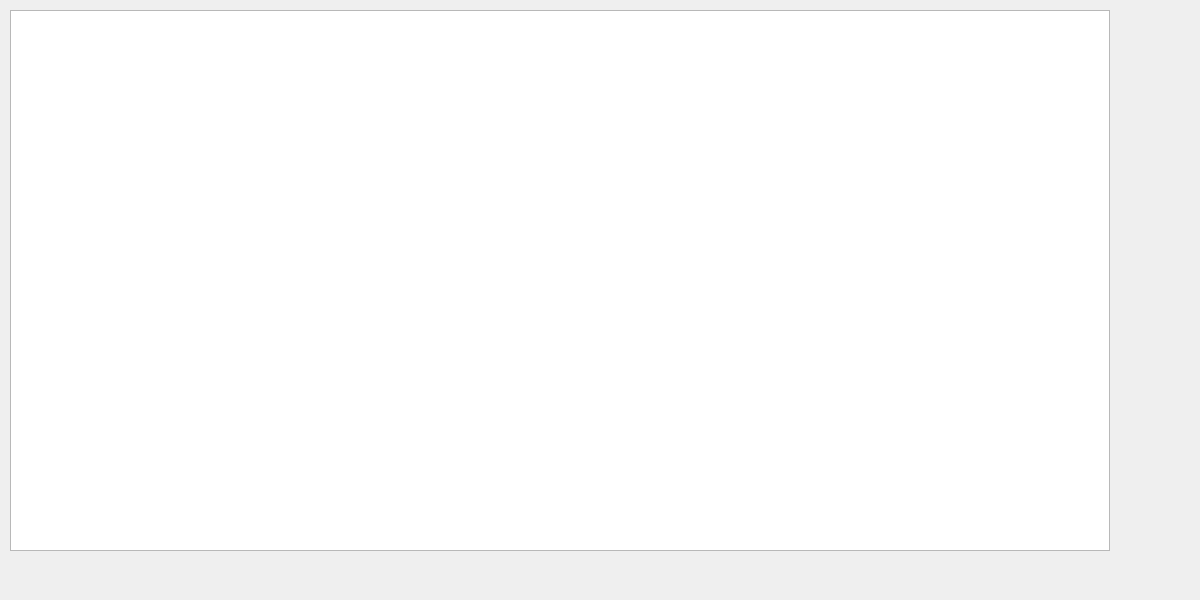
This is main.ui in wassup1111/fourth as Qt 5 draws it before an edit. The edited form follows.
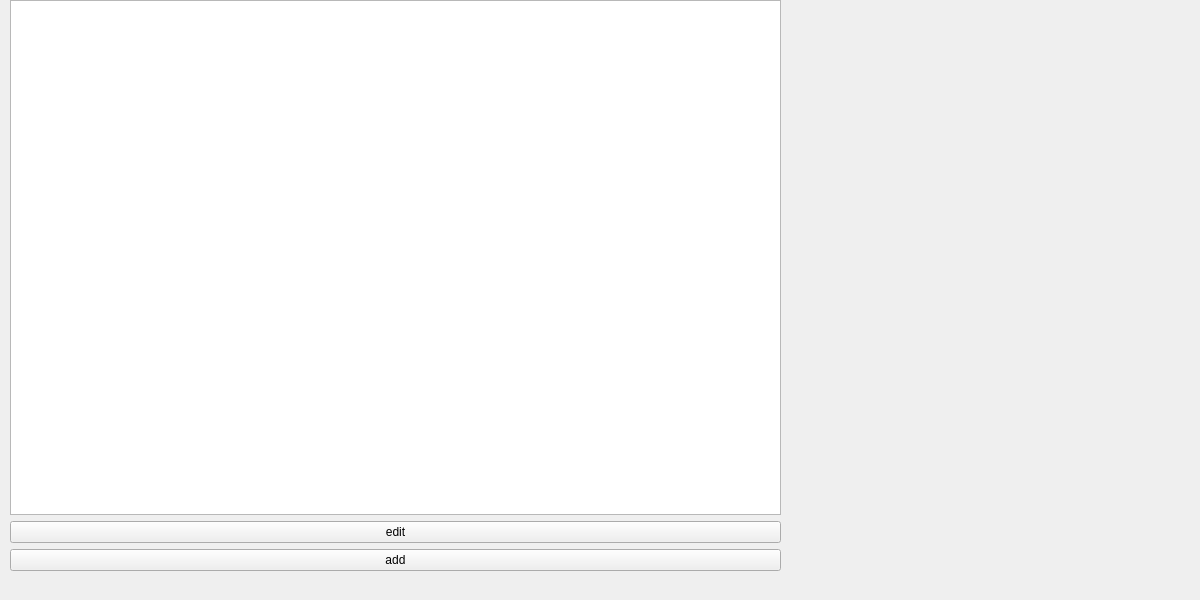
This is the edited form.

What changed in the file:
```diff
--- a/main.ui
+++ b/main.ui
@@ -14,15 +14,34 @@
    <string>MainWindow</string>
   </property>
   <widget class="QWidget" name="centralwidget">
-   <widget class="QTableWidget" name="tableWidget">
+   <widget class="QWidget" name="verticalLayoutWidget">
     <property name="geometry">
      <rect>
       <x>10</x>
-      <y>10</y>
-      <width>1100</width>
-      <height>541</height>
+      <y>0</y>
+      <width>771</width>
+      <height>571</height>
      </rect>
     </property>
+    <layout class="QVBoxLayout" name="verticalLayout">
+     <item>
+      <widget class="QTableWidget" name="tableWidget"/>
+     </item>
+     <item>
+      <widget class="QPushButton" name="edit_btn">
+       <property name="text">
+        <string>edit</string>
+       </property>
+      </widget>
+     </item>
+     <item>
+      <widget class="QPushButton" name="add_btn">
+       <property name="text">
+        <string>add</string>
+       </property>
+      </widget>
+     </item>
+    </layout>
    </widget>
   </widget>
  </widget>
```
